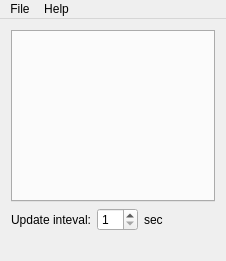
Old version of the form qutefan/qutefan/qutefan.ui in the repository loathingKernel/Qutefan.
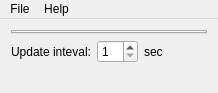
New version of the form. Icons and pictures are not drawn.

Commit message: * Compact widgets

The edit to the form file:
```diff
--- a/qutefan/qutefan/qutefan.ui
+++ b/qutefan/qutefan/qutefan.ui
@@ -6,8 +6,8 @@
    <rect>
     <x>0</x>
     <y>0</y>
-    <width>226</width>
-    <height>261</height>
+    <width>218</width>
+    <height>85</height>
    </rect>
   </property>
   <property name="sizePolicy">
@@ -88,7 +88,7 @@
     <rect>
      <x>0</x>
      <y>0</y>
-     <width>226</width>
+     <width>218</width>
      <height>19</height>
     </rect>
    </property>
```
The commit also changes 1 other file.
